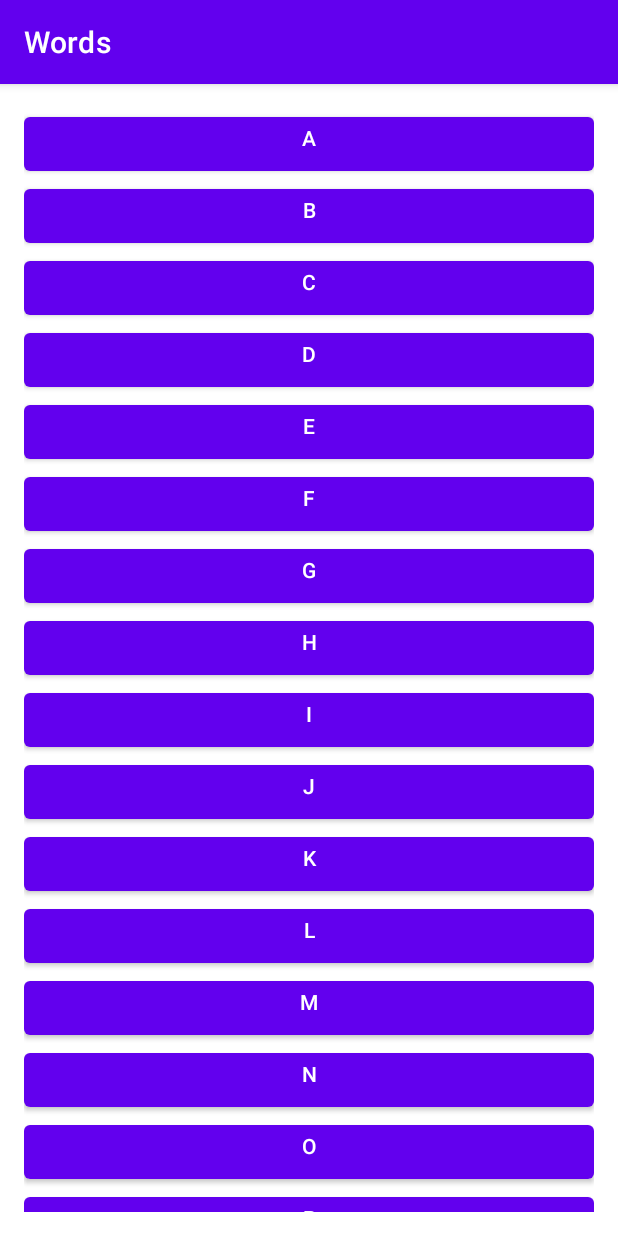
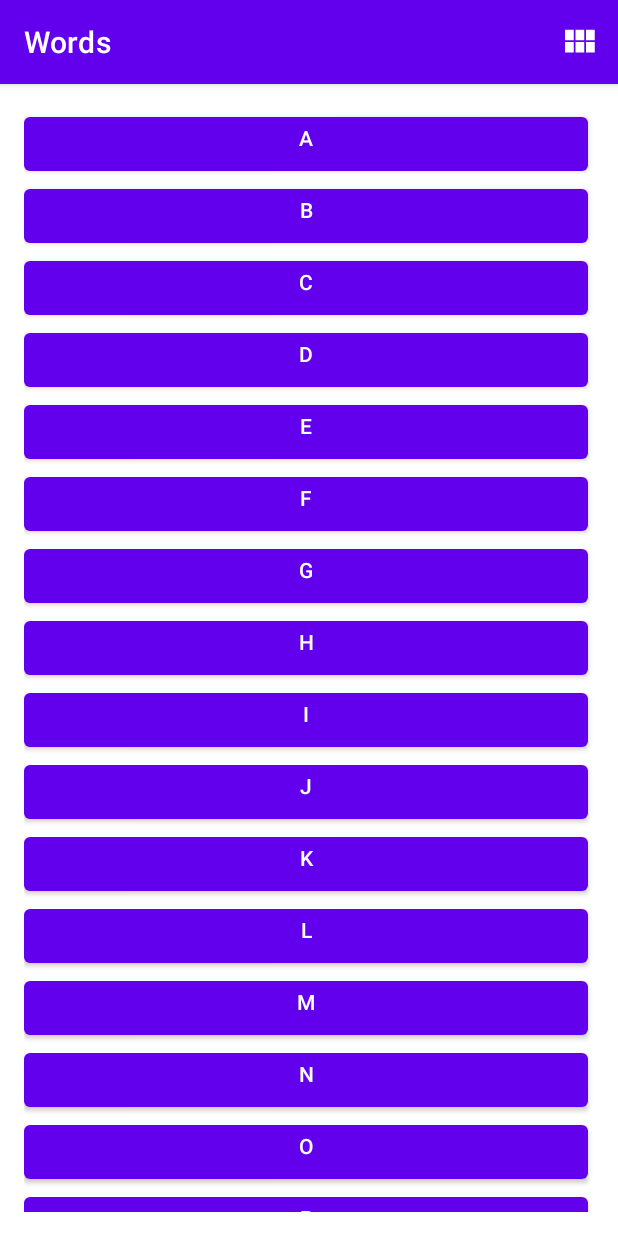
Before and after one commit to gogamid/simple-dictionary, an Android app: the screen it shows after launch (LettersActivity), on a phone screen of 412 x 824 dp. Run offline under Robolectric (Android 15) with nearby library versions, the phone set to English and light mode, and no system bars.

Commit message:
feat: implement menu for changing layout for letter view

```diff
--- a/app/src/main/java/com/example/words/LettersActivity.kt
+++ b/app/src/main/java/com/example/words/LettersActivity.kt
@@ -2,18 +2,67 @@ package com.example.words
 
 import androidx.appcompat.app.AppCompatActivity
 import android.os.Bundle
+import android.view.Menu
+import android.view.MenuItem
+import androidx.core.content.ContextCompat
+import androidx.recyclerview.widget.GridLayoutManager
+import androidx.recyclerview.widget.LinearLayoutManager
 import androidx.recyclerview.widget.RecyclerView
 import com.example.words.adapter.LetterAdapter
 import com.example.words.data.Datasource
 
 class LettersActivity : AppCompatActivity() {
+  private var isLinearLayoutManager = true
+  private lateinit var recyclerView: RecyclerView
+  private lateinit var myDataset: List<Char>
   override fun onCreate(savedInstanceState: Bundle?) {
     super.onCreate(savedInstanceState)
     setContentView(R.layout.activity_letters)
 
-    val myDataset = Datasource().loadLetters()
-    val recyclerView = findViewById<RecyclerView>(R.id.recycler_view)
+    myDataset = Datasource().loadLetters()
+    recyclerView = findViewById(R.id.recycler_view)
+    chooseLayout()
+    recyclerView.setHasFixedSize(true)
+
+  }
+
+  private fun chooseLayout() {
+    if (isLinearLayoutManager) {
+      recyclerView.layoutManager = LinearLayoutManager(this)
+    } else {
+      recyclerView.layoutManager = GridLayoutManager(this, 4)
+    }
     recyclerView.adapter = LetterAdapter(this, myDataset)
-    recyclerView.setHasFixedSize(true)
+  }
+
+  private fun setIcon(menuItem: MenuItem?) {
+    if (menuItem == null)
+      return
+
+    menuItem.icon =
+      if (isLinearLayoutManager)
+        ContextCompat.getDrawable(this, R.drawable.ic_grid_layout)
+      else ContextCompat.getDrawable(this, R.drawable.ic_linear_layout)
+  }
+
+  override fun onCreateOptionsMenu(menu: Menu?): Boolean {
+    menuInflater.inflate(R.menu.layout_menu, menu)
+
+    val layoutButton = menu?.findItem(R.id.action_switch_layout)
+    setIcon(layoutButton)
+
+    return true
+  }
+
+  override fun onOptionsItemSelected(item: MenuItem): Boolean {
+    return when (item.itemId) {
+      R.id.action_switch_layout -> {
+        isLinearLayoutManager = !isLinearLayoutManager
+        chooseLayout()
+        setIcon(item)
+        return true
+      }
+      else -> super.onOptionsItemSelected(item)
+    }
   }
 }
--- /dev/null
+++ b/app/src/main/res/drawable/ic_grid_layout.xml
@@ -0,0 +1,27 @@
+<?xml version="1.0" encoding="utf-8"?>
+<!--
+     Copyright (C) 2020 The Android Open Source Project
+
+     Licensed under the Apache License, Version 2.0 (the "License");
+     you may not use this file except in compliance with the License.
+     You may obtain a copy of the License at
+
+          http://www.apache.org/licenses/LICENSE-2.0
+
+     Unless required by applicable law or agreed to in writing, software
+     distributed under the License is distributed on an "AS IS" BASIS,
+     WITHOUT WARRANTIES OR CONDITIONS OF ANY KIND, either express or implied.
+     See the License for the specific language governing permissions and
+     limitations under the License.
+-->
+<!-- Menu asset to indicate clicking will switch to a grid of items for the RecyclerView -->
+<vector xmlns:android="http://schemas.android.com/apk/res/android"
+    android:width="28dp"
+    android:height="28dp"
+    android:tint="#FFFFFF"
+    android:viewportWidth="24"
+    android:viewportHeight="24">
+  <path
+      android:fillColor="@android:color/white"
+      android:pathData="M4,11h5L9,5L4,5v6zM4,18h5v-6L4,12v6zM10,18h5v-6h-5v6zM16,18h5v-6h-5v6zM10,11h5L15,5h-5v6zM16,5v6h5L21,5h-5z"/>
+</vector>
--- /dev/null
+++ b/app/src/main/res/drawable/ic_linear_layout.xml
@@ -0,0 +1,27 @@
+<?xml version="1.0" encoding="utf-8"?>
+<!--
+     Copyright (C) 2020 The Android Open Source Project
+
+     Licensed under the Apache License, Version 2.0 (the "License");
+     you may not use this file except in compliance with the License.
+     You may obtain a copy of the License at
+
+          http://www.apache.org/licenses/LICENSE-2.0
+
+     Unless required by applicable law or agreed to in writing, software
+     distributed under the License is distributed on an "AS IS" BASIS,
+     WITHOUT WARRANTIES OR CONDITIONS OF ANY KIND, either express or implied.
+     See the License for the specific language governing permissions and
+     limitations under the License.
+-->
+<!-- Menu asset to indicate clicking will switch to a vertical list of items for the RecyclerView -->
+<vector xmlns:android="http://schemas.android.com/apk/res/android"
+    android:width="28dp"
+    android:height="28dp"
+    android:tint="#FFFFFF"
+    android:viewportWidth="24"
+    android:viewportHeight="24">
+    <path
+        android:fillColor="@android:color/white"
+        android:pathData="M4,14h4v-4L4,10v4zM4,19h4v-4L4,15v4zM4,9h4L8,5L4,5v4zM9,14h12v-4L9,10v4zM9,19h12v-4L9,15v4zM9,5v4h12L21,5L9,5z" />
+</vector>
--- a/app/src/main/res/layout/letter_item.xml
+++ b/app/src/main/res/layout/letter_item.xml
@@ -3,4 +3,5 @@
     android:id="@+id/letter_button"
     android:layout_width="match_parent"
     android:layout_height="wrap_content"
+    android:layout_marginEnd="4dp"
     android:gravity="center_horizontal" />
--- /dev/null
+++ b/app/src/main/res/menu/layout_menu.xml
@@ -0,0 +1,8 @@
+<menu xmlns:android="http://schemas.android.com/apk/res/android"
+    xmlns:app="http://schemas.android.com/apk/res-auto">
+    <item
+        android:id="@+id/action_switch_layout"
+        android:icon="@drawable/ic_linear_layout"
+        android:title="@string/action_switch_layout"
+        app:showAsAction="always" />
+</menu>
--- a/app/src/main/res/values/strings.xml
+++ b/app/src/main/res/values/strings.xml
@@ -1,3 +1,4 @@
 <resources>
     <string name="app_name">Words</string>
+    <string name="action_switch_layout">switch layout</string>
 </resources>
```
